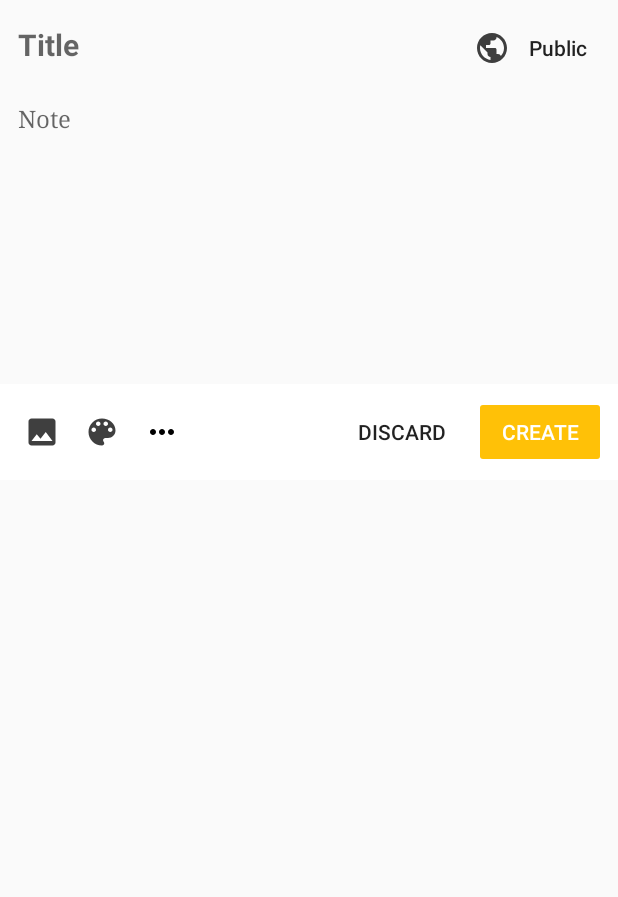
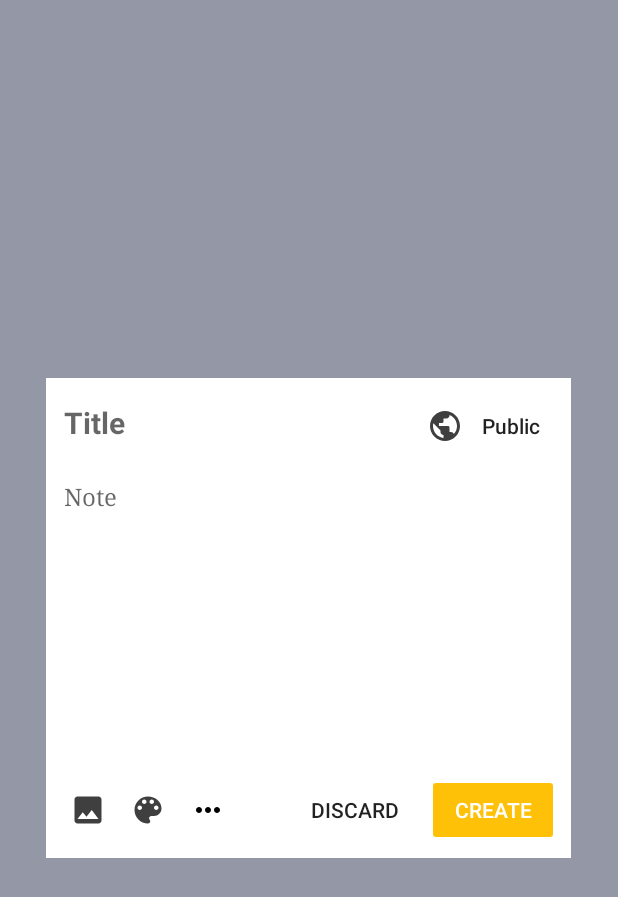
Before and after one commit to Billoxinogen18/Wally, an Android app: the layout new_content_dialog.xml on its own in the app's theme, with its tools: preview values and no code run, on a phone screen of 412 x 824 dp. Shown: the top 897 px of the screen. Run offline under Robolectric (Android 15) with nearby library versions, the light colour scheme and no system bars.

Commit message:
Implement Dialog tilting

```diff
--- a/app/src/main/res/layout/new_content_dialog.xml
+++ b/app/src/main/res/layout/new_content_dialog.xml
@@ -1,13 +1,19 @@
 <?xml version="1.0" encoding="utf-8"?>
-<RelativeLayout xmlns:android="http://schemas.android.com/apk/res/android"
+<FrameLayout xmlns:android="http://schemas.android.com/apk/res/android"
     xmlns:tools="http://schemas.android.com/tools"
     android:id="@+id/root"
-    android:layout_width="wrap_content"
+    android:layout_width="match_parent"
+    android:layout_height="match_parent"
+    android:background="#9e565d73"
+    android:padding="10dp">
+
+    <RelativeLayout
+        android:layout_width="@dimen/new_content_dialog_width"
         android:layout_height="wrap_content"
-    android:layout_gravity="fill"
+        android:layout_gravity="center"
+        android:background="@android:color/white"
         android:maxHeight="@dimen/new_content_dialog_max_height"
-    android:minWidth="@dimen/content_dialog_min_width"
-    android:orientation="vertical">
+        android:minWidth="@dimen/content_dialog_min_width">
 
         <android.support.v4.widget.NestedScrollView
             android:id="@+id/middle_panel"
@@ -180,3 +186,4 @@
                 android:theme="@style/AppTheme.PositiveButton" />
         </LinearLayout>
     </RelativeLayout>
+</FrameLayout>
--- a/app/src/main/res/values-w820dp/dimens.xml
+++ b/app/src/main/res/values-w820dp/dimens.xml
@@ -3,4 +3,5 @@
          (such as screen margins) for screens with more than 820dp of available width. This
          would include 7" and 10" devices in landscape (~960dp and ~1280dp respectively). -->
     <dimen name="activity_horizontal_margin">64dp</dimen>
+    <dimen name="new_content_dialog_width">430dp</dimen>
 </resources>
--- a/app/src/main/res/values/dimens.xml
+++ b/app/src/main/res/values/dimens.xml
@@ -29,4 +29,5 @@
 
     <dimen name="adf_name_dialog_width">350dp</dimen>
     <dimen name="adf_name_dialog_height">220dp</dimen>
+    <dimen name="new_content_dialog_width">350dp</dimen>
 </resources>
--- a/app/src/main/res/values/styles.xml
+++ b/app/src/main/res/values/styles.xml
@@ -6,6 +6,12 @@
         <item name="colorPrimaryDark">@color/colorPrimaryDark</item>
         <item name="colorAccent">@color/colorAccent</item>
         <item name="alertDialogTheme">@style/AlertDialogStyle</item>
+    </style>
+
+    <style name="CustomDialogTheme" parent="Theme.AppCompat.Dialog">
+        <item name="android:windowNoTitle">true</item>
+        <item name="android:windowIsFloating">false</item>
+        <item name="android:windowBackground">@android:color/transparent</item>
     </style>
 
     <style name="AppTheme.SplashScreen">
```
Also changed, not shown: app/src/main/java/com/wally/wally/fragments/NewContentDialogFragment.java (+9 -3 lines), app/src/main/java/com/wally/wally/fragments/TiltDialogFragment.java (added, +87 -0 lines), app/src/main/res/drawable/dialog_background.xml (added, +10 -0 lines). Lines whose indentation alone changed are shown as unchanged.
